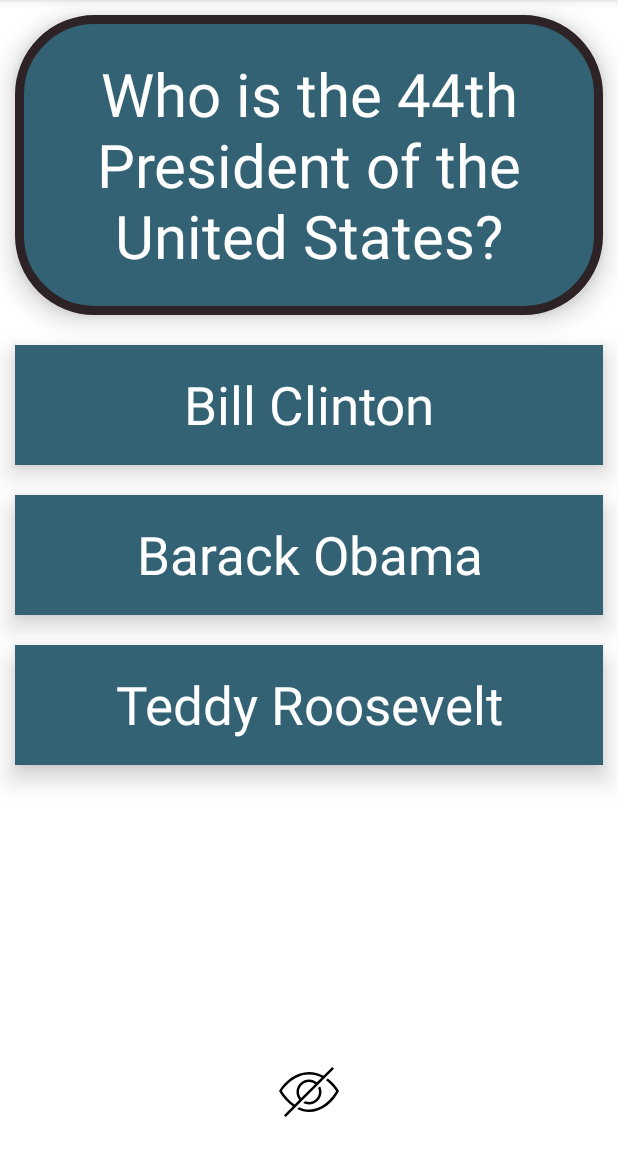
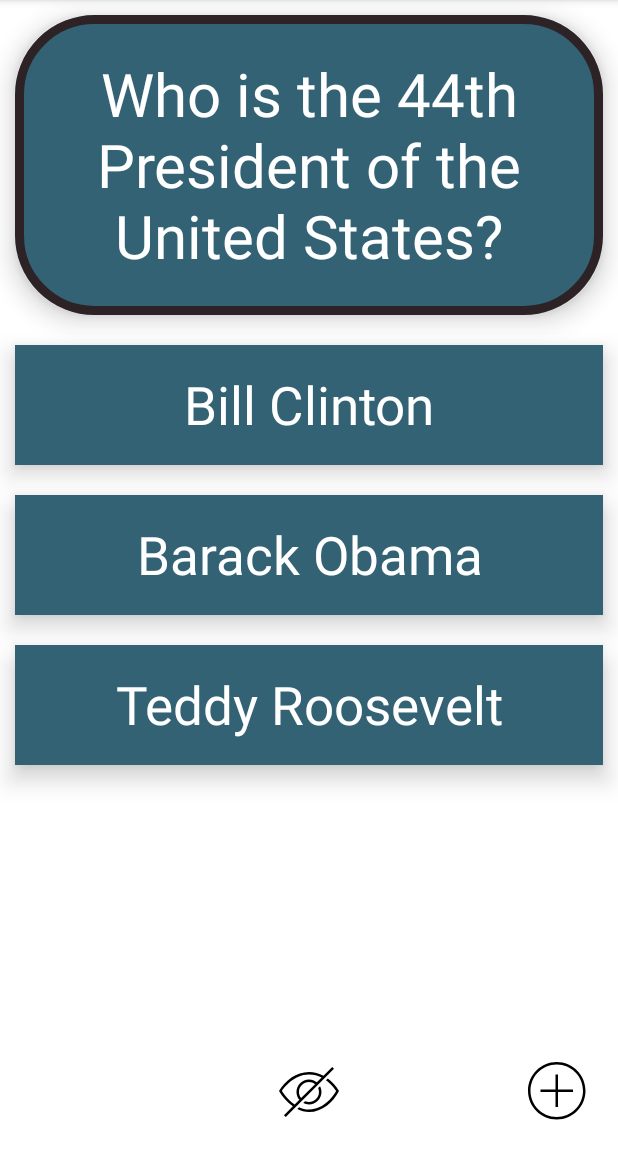
Before and after one commit to samahkhan7/flashcardapp, an Android app: the screen it shows after launch (MainActivity), on a phone screen of 412 x 824 dp, the part 84-1236 px from its top. Run offline under Robolectric (Android 15) with nearby library versions, the phone set to English and light mode, and no system bars.

Commit message:
Added new Activity and buttons

```diff
--- a/app/src/main/AndroidManifest.xml
+++ b/app/src/main/AndroidManifest.xml
@@ -9,6 +9,7 @@
         android:roundIcon="@mipmap/ic_launcher_round"
         android:supportsRtl="true"
         android:theme="@style/Theme.Flashcardapp">
+        <activity android:name=".AddCardActivity"></activity>
         <activity android:name=".MainActivity">
             <intent-filter>
                 <action android:name="android.intent.action.MAIN" />
--- a/app/src/main/java/com/example/flashcardapp/MainActivity.java
+++ b/app/src/main/java/com/example/flashcardapp/MainActivity.java
@@ -3,6 +3,7 @@ package com.example.flashcardapp;
 import androidx.annotation.DrawableRes;
 import androidx.appcompat.app.AppCompatActivity;
 
+import android.content.Intent;
 import android.graphics.drawable.Drawable;
 import android.graphics.drawable.StateListDrawable;
 import android.media.Image;
@@ -16,6 +17,7 @@ public class MainActivity extends AppCompatActivity {
 
     // boolean for icon visibility
     boolean isShowingAnswer;
+    boolean isShowingPlus;
 
     @Override
     protected void onCreate(Bundle savedInstanceState) {
@@ -91,14 +93,22 @@ public class MainActivity extends AppCompatActivity {
                     choiceTwo.setVisibility(View.INVISIBLE);
                     choiceThree.setVisibility(View.INVISIBLE);
                     toggleEye.setImageResource(R.drawable.visible_eye);
-                }
-                else {
+                } else {
                     choiceOne.setVisibility(View.VISIBLE);
                     choiceTwo.setVisibility(View.VISIBLE);
                     choiceThree.setVisibility(View.VISIBLE);
                     toggleEye.setImageResource(R.drawable.hidden_eye);
                 }
-               isShowingAnswer = !isShowingAnswer;
+                isShowingAnswer = !isShowingAnswer;
+            }
+        });
+
+        // the user is taken to AddCardActivity when the plus button is clicked
+        findViewById(R.id.plusButton).setOnClickListener(new View.OnClickListener() {
+            @Override
+            public void onClick(View v) {
+                Intent intent = new Intent(MainActivity.this, AddCardActivity.class);
+                MainActivity.this.startActivity(intent);
             }
         });
     }
--- /dev/null
+++ b/app/src/main/res/drawable/plus_button.xml
@@ -0,0 +1,10 @@
+<vector xmlns:android="http://schemas.android.com/apk/res/android"
+    android:width="24dp"
+    android:height="24dp"
+    android:viewportWidth="24"
+    android:viewportHeight="24">
+  <path
+      android:fillColor="#FF000000"
+      android:pathData="M11.5,0c6.347,0 11.5,5.153 11.5,11.5s-5.153,11.5 -11.5,11.5 -11.5,-5.153 -11.5,-11.5 5.153,-11.5 11.5,-11.5zM11.5,1c5.795,0 10.5,4.705 10.5,10.5s-4.705,10.5 -10.5,10.5 -10.5,-4.705 -10.5,-10.5 4.705,-10.5 10.5,-10.5zM12,11h6v1h-6v6h-1v-6h-6v-1h6v-6h1v6z"
+      android:fillType="evenOdd"/>
+</vector>
--- a/app/src/main/res/layout/activity_main.xml
+++ b/app/src/main/res/layout/activity_main.xml
@@ -88,5 +88,16 @@
         android:layout_marginBottom="20dp"
         />
 
-</RelativeLayout
-    >
+    <ImageView
+        android:layout_width="40dp"
+        android:layout_height="40dp"
+        android:id="@+id/plusButton"
+        android:src="@drawable/plus_button"
+        android:layout_alignParentRight="true"
+        android:layout_alignParentBottom="true"
+        android:layout_margin="20dp"
+        />
+
+
+
+</RelativeLayout>
```
Also changed, not shown: app/src/main/java/com/example/flashcardapp/AddCardActivity.java (added, +22 -0 lines), app/src/main/res/drawable/cancel_button.xml (added, +10 -0 lines), app/src/main/res/layout/activity_add_card.xml (added, +20 -0 lines).
